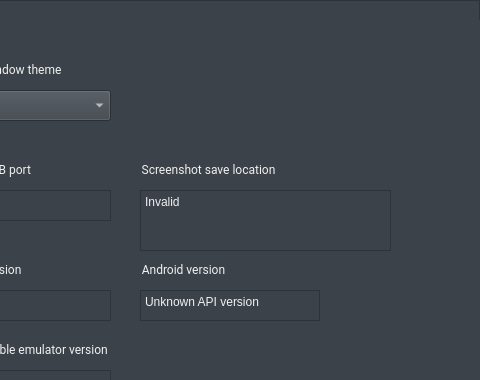
Before: the Qt Designer form android/skin/qt/extended.ui in aosp-mirror/platform_external_qemu, drawn with Qt 5; both pictures show x 320 to 800 and y 0 to 380 of the 800 by 600 pixel window.
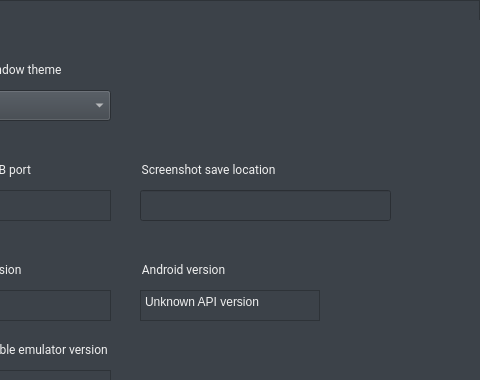
After: the same form once the commit is applied. The open tabs and pages were chosen to show the change. Icons and pictures are not drawn. Custom widgets are drawn as their Qt base class.

Commit message:
Display screenshot save path in a QLineEdit
Replace QPlainTextEdit with a QLineEdit which to better fit visually
with the rest of the settings page. The text in the text is elided
(displayed with an ellipsis at the end if it's too long for the field)
but when the field gets focus, the full path is displayed (goes back to
elided when focus is lost).

What changed in the file:
```diff
--- a/android/skin/qt/extended.ui
+++ b/android/skin/qt/extended.ui
@@ -2537,7 +2537,7 @@
       <string>Unavailable</string>
      </property>
     </widget>
-    <widget class="QPlainTextEdit" name="set_saveLocBox">
+    <widget class="QLineEdit" name="set_saveLocBox">
      <property name="enabled">
       <bool>true</bool>
      </property>
@@ -2546,7 +2546,7 @@
        <x>230</x>
        <y>170</y>
        <width>251</width>
-       <height>61</height>
+       <height>31</height>
       </rect>
      </property>
      <property name="sizePolicy">
@@ -2555,17 +2555,8 @@
        <verstretch>0</verstretch>
       </sizepolicy>
      </property>
-     <property name="verticalScrollBarPolicy">
-      <enum>Qt::ScrollBarAsNeeded</enum>
-     </property>
-     <property name="horizontalScrollBarPolicy">
-      <enum>Qt::ScrollBarAlwaysOff</enum>
-     </property>
      <property name="readOnly">
-      <bool>true</bool>
-     </property>
-     <property name="plainText">
-      <string>Invalid</string>
+      <bool>false</bool>
      </property>
     </widget>
     <widget class="QPushButton" name="set_folderButton">
```
Left out of the diff: 4 changed lines with no effect on the pictures. The commit also changes 2 other files.
